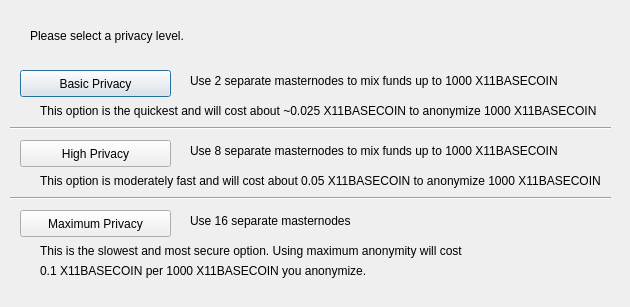
Before: the Qt Designer form src/qt/forms/darksendconfig.ui in nohhplus0/x11basecoin, drawn with Qt 5.
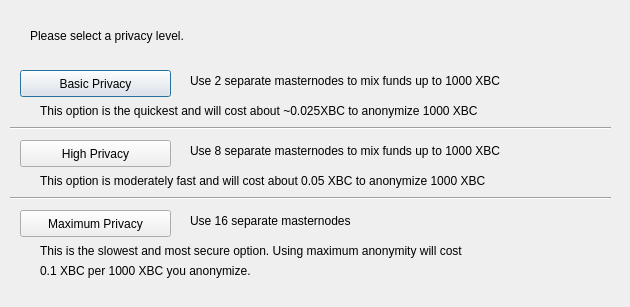
After: the same form once the commit is applied.

Patch:
```diff
--- a/src/qt/forms/darksendconfig.ui
+++ b/src/qt/forms/darksendconfig.ui
@@ -75,7 +75,7 @@
     </rect>
    </property>
    <property name="text">
-    <string>Use 2 separate masternodes to mix funds up to 1000 X11BASECOIN</string>
+    <string>Use 2 separate masternodes to mix funds up to 1000 XBC</string>
    </property>
   </widget>
   <widget class="QLabel" name="label_3">
@@ -88,7 +88,7 @@
     </rect>
    </property>
    <property name="text">
-    <string>Use 8 separate masternodes to mix funds up to 1000 X11BASECOIN</string>
+    <string>Use 8 separate masternodes to mix funds up to 1000 XBC</string>
    </property>
   </widget>
   <widget class="QLabel" name="label_4">
@@ -114,7 +114,7 @@
     </rect>
    </property>
    <property name="text">
-    <string>This option is the quickest and will cost about ~0.025 X11BASECOIN to anonymize 1000 X11BASECOIN</string>
+    <string>This option is the quickest and will cost about ~0.025XBC to anonymize 1000 XBC</string>
    </property>
   </widget>
   <widget class="QLabel" name="label_7">
@@ -127,7 +127,7 @@
     </rect>
    </property>
    <property name="text">
-    <string>This option is moderately fast and will cost about 0.05 X11BASECOIN to anonymize 1000 X11BASECOIN</string>
+    <string>This option is moderately fast and will cost about 0.05 XBC to anonymize 1000 XBC</string>
    </property>
   </widget>
   <widget class="QLabel" name="label_8">
@@ -153,7 +153,7 @@
     </rect>
    </property>
    <property name="text">
-    <string>0.1 X11BASECOIN per 1000 X11BASECOIN you anonymize.</string>
+    <string>0.1 XBC per 1000 XBC you anonymize.</string>
    </property>
   </widget>
   <widget class="Line" name="line">
```
